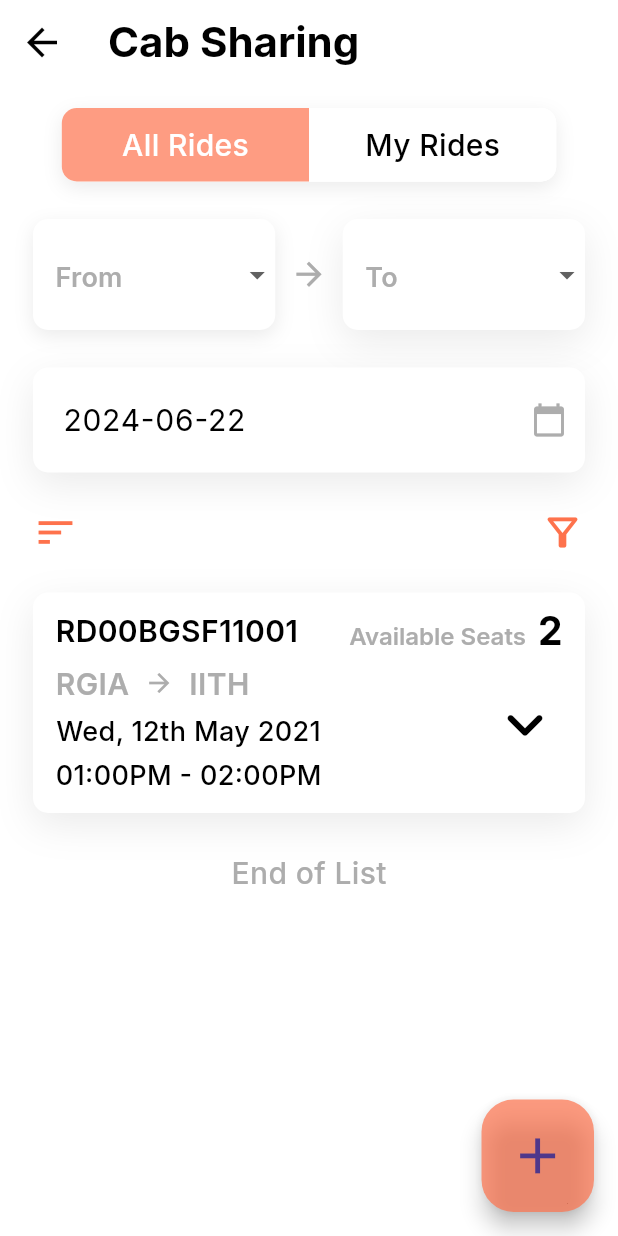
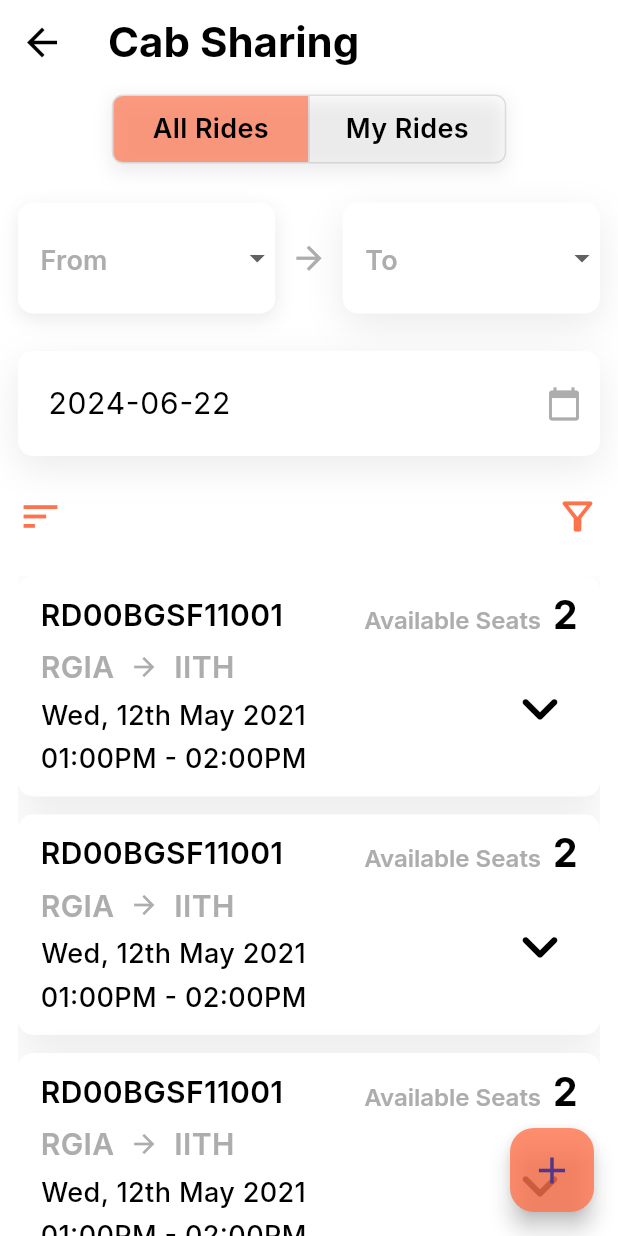
Before and after one commit to LambdaIITH/Dashboard, a Flutter app: the HomeScreen screen opened directly, after a tap on "Cab Sharing", on a phone screen of 412 x 824 dp. Run offline on Flutter 3.47's test engine with Material 3 defaults, Android fonts, the phone set to English and light mode, and no system bars; our stand-ins replace carousel_slider, firebase_auth, firebase_core, flutter_svg, google_fonts, google_sign_in and 2 more; missing offline and left inert: rounded_expansion_tile; accounts and stored records are empty.

Commit message:
some fixes and optimization in cab share ui

```diff
--- a/frontend/lib/main.dart
+++ b/frontend/lib/main.dart
@@ -1,19 +1,14 @@
-import 'package:firebase_core/firebase_core.dart';
 import 'package:flutter/material.dart';
-import 'package:frontend/firebase_options.dart';
-import 'package:frontend/screens/bus_timings_screen.dart';
 import 'package:frontend/screens/home_screen.dart';
-import 'package:frontend/screens/login_screen.dart';
-import 'package:frontend/screens/splash_screen.dart';
 // import 'package:frontend/screens/mess_menu_screen.dart';
 // import 'package:frontend/screens/login_screen.dart';
 // import 'package:frontend/screens/splash_screen.dart';
 
 void main() async {
   WidgetsFlutterBinding.ensureInitialized();
-  // await Firebase.initializeApp(
+//   await Firebase.initializeApp(
   //   options: DefaultFirebaseOptions.currentPlatform,
-  // );
+  //);
   runApp(const MyApp());
 }
 
@@ -29,11 +24,11 @@ class _MyAppState extends State<MyApp> {
   Widget build(BuildContext context) {
     return const MaterialApp(
       debugShowCheckedModeBanner: false,
-      home: SplashScreen(
-          nextPage: LoginScreenWrapper(
-        timeDilationFactor: 4.0,
-      )),
-      // home: BusTimingsScreen(),
+//      home: SplashScreen(
+  //        nextPage: LoginScreenWrapper(
+    //    timeDilationFactor: 4.0,
+     // )),
+       home: HomeScreen(user: "some"),
       // home: MessMenuScreen(),
     );
   }
--- a/frontend/lib/screens/bus_timings_screen.dart
+++ b/frontend/lib/screens/bus_timings_screen.dart
@@ -135,9 +135,7 @@ class _BusSchedulePageState extends State<BusSchedulePage> {
         : Column(
             children: [
               const SizedBox(height: 6,),
-              Padding(
-                padding: const EdgeInsets.only(right: 10),
-                child: ToggleButtons(
+              ToggleButtons(
                 direction: Axis.horizontal,
                 onPressed: (index) {
                   setState(() {
@@ -156,7 +154,6 @@ class _BusSchedulePageState extends State<BusSchedulePage> {
                 ),
                 isSelected: [!fullSchedule, fullSchedule],
                 children: fullScheduleWidget,
-                ),
               ),
               !fullSchedule
                   ? const Expanded(
--- a/frontend/lib/screens/cab_sharing_screen.dart
+++ b/frontend/lib/screens/cab_sharing_screen.dart
@@ -16,17 +16,69 @@ class _CabSharingScreenState extends State<CabSharingScreen> {
   String? selectedOption2;
   bool isTabOneSelected = true;
 
+  final List<Widget> tabNames = [
+    Text(
+      'All Rides',
+      style: GoogleFonts.inter(
+        fontSize: 18.0,
+        fontWeight: FontWeight.w600,
+        color: Colors.black,
+      ),
+    ),
+    Text(
+      'My Rides',
+      style: GoogleFonts.inter(
+        fontSize: 18.0,
+        fontWeight: FontWeight.w600,
+        color: Colors.black,
+      ),
+    ),
+  ];
+
   @override
   Widget build(BuildContext context) {
+    Widget allRides = Column(
+      children: [
+        const CabSearch(),
+        const SizedBox(height: 25.0),
+        Expanded(
+          child: ListView.builder(
+            itemCount: 5,
+            itemBuilder: (ctx, inx) => const Padding(
+              padding: EdgeInsets.only(bottom: 12),
+              child: CabCard(),
+            ),
+          ),
+        ),
+      ],
+    );
+
+    Widget myRides = Column(
+      children: [
+        Expanded(
+          child: ListView.builder(
+            itemCount: 1,
+            itemBuilder: (ctx, inx) => const Padding(
+              padding: EdgeInsets.only(bottom: 12),
+              child: CabCard(),
+            ),
+          ),
+        ),
+      ],
+    );
+
     return Scaffold(
+      backgroundColor: Colors.white,
       appBar: AppBar(
         backgroundColor: Colors.white,
-        title: Text('Cab Sharing',
+        title: Text(
+          'Cab Sharing',
           style: GoogleFonts.inter(
             fontSize: 28,
             fontWeight: FontWeight.w700,
             color: Colors.black,
-            )),
+          ),
+        ),
         leading: IconButton(
           icon: const Icon(
             Icons.arrow_back,
@@ -38,11 +90,7 @@ class _CabSharingScreenState extends State<CabSharingScreen> {
           },
         ),
       ),
-      floatingActionButton: SizedBox(
-        height: 75.0,
-        width: 75.0,
-        child: FittedBox(
-          child: FloatingActionButton(
+      floatingActionButton: FloatingActionButton(
         onPressed: () {
           Navigator.push(
             context,
@@ -51,139 +99,49 @@ class _CabSharingScreenState extends State<CabSharingScreen> {
             ),
           );
         },
-            backgroundColor: const Color.fromRGBO(254, 114, 76, 0.70),
+        backgroundColor: const Color.fromARGB(204, 254, 115, 76),
         child: const Icon(
           Icons.add,
           size: 30.0,
         ),
       ),
+      body: Padding(
+        padding: const EdgeInsets.symmetric(horizontal: 12),
+        child: Column(
+          crossAxisAlignment: CrossAxisAlignment.center,
+          children: [
+            const SizedBox(
+              height: 6,
             ),
-      ),
-      body: Container(
-        color: Colors.white,
-        child: Padding(
-          padding: const EdgeInsets.symmetric(
-            horizontal: 22.0,
-            vertical: 16.0,
-          ),
-          child: Column(
-            children: [
             Container(
-                width: MediaQuery.of(context).size.width * 0.8,
-                decoration: BoxDecoration(
-                  color: Colors.white,
-                  borderRadius: BorderRadius.circular(10.0),
-                  boxShadow: const [
+              decoration: const BoxDecoration(boxShadow: [
                 BoxShadow(
                   color: Color.fromRGBO(51, 51, 51, 0.10), // Shadow color
                   offset: Offset(0, 4), // Offset in the x, y direction
                   blurRadius: 10.0,
                   spreadRadius: 0.0,
                 ),
-                  ],
-                ),
-                child: Container(
-                  decoration: BoxDecoration(
-                    color: Colors.white,
-                    borderRadius: BorderRadius.circular(10.0),
-                  ),
-                  child: Row(
-                    children: [
-                      Expanded(
-                        child: GestureDetector(
-                          onTap: () {
+              ]),
+              child: ToggleButtons(
+                direction: Axis.horizontal,
+                onPressed: (index) {
                   setState(() {
-                              isTabOneSelected = true;
+                    isTabOneSelected = index == 0;
                   });
                 },
-                          child: Container(
-                            decoration: BoxDecoration(
-                              color: isTabOneSelected
-                                  ? const Color.fromRGBO(254, 114, 76, 0.70)
-                                  : Colors.white,
-                              borderRadius: const BorderRadius.only(
-                                topLeft: Radius.circular(10.0),
-                                bottomLeft: Radius.circular(10.0),
+                borderRadius: const BorderRadius.all(Radius.circular(7.0)),
+                fillColor: const Color.fromRGBO(254, 114, 76, 0.70),
+                constraints: const BoxConstraints(
+                  minHeight: 44.0,
+                  minWidth: 130.0,
                 ),
-                            ),
-                            padding: const EdgeInsets.symmetric(
-                              horizontal: 10.0,
-                              vertical: 10.0,
-                            ),
-                            child: Center(
-                              child: Text(
-                                'All Rides',
-                                style: GoogleFonts.inter(
-                                  fontSize: 20,
-                                  fontWeight: FontWeight.w500,
-                                  color: isTabOneSelected
-                                      ? Colors.white
-                                      : Colors.black,
-                                ),
-                              ),
-                            ),
-                          ),
-                        ),
-                      ),
-                      Expanded(
-                        child: GestureDetector(
-                          onTap: () {
-                            setState(() {
-                              isTabOneSelected = false;
-                            });
-                          },
-                          child: Container(
-                            decoration: BoxDecoration(
-                              color: isTabOneSelected
-                                  ? Colors.white
-                                  : const Color.fromRGBO(254, 114, 76, 0.70),
-                              borderRadius: const BorderRadius.only(
-                                topRight: Radius.circular(10.0),
-                                bottomRight: Radius.circular(10.0),
-                              ),
-                            ),
-                            padding: const EdgeInsets.symmetric(
-                              horizontal: 10.0,
-                              vertical: 10.0,
-                            ),
-                            child: Center(
-                              child: Text(
-                                'My Rides',
-                                style: GoogleFonts.inter(
-                                  fontSize: 20,
-                                  fontWeight: FontWeight.w500,
-                                  color: isTabOneSelected
-                                      ? Colors.black
-                                      : Colors.white,
-                                ),
-                              ),
-                            ),
-                          ),
-                        ),
-                      ),
-                    ],
-                  ),
+                isSelected: [isTabOneSelected, !isTabOneSelected],
+                children: tabNames,
               ),
             ),
             const SizedBox(height: 25.0),
-              isTabOneSelected
-                  ? const CabSearch()
-                  : const SizedBox(
-                      height: 0.0,
-                    ),
-              const SizedBox(height: 25.0),
-              const CabCard(),
-              const SizedBox(height: 25.0),
-              Text(
-                "End of List",
-                style: GoogleFonts.inter(
-                  fontSize: 20,
-                  fontWeight: FontWeight.w500,
-                  color: const Color(0xffADADAD),
-                ),
-              )
+            Expanded(child: isTabOneSelected ? allRides : myRides),
           ],
-          ),
         ),
       ),
     );
--- a/frontend/lib/screens/home_screen.dart
+++ b/frontend/lib/screens/home_screen.dart
@@ -66,7 +66,7 @@ class _HomeScreenState extends State<HomeScreen> {
                     ? showError
                     : () => Navigator.of(context).push(
                           MaterialPageRoute(
-                            builder: (context) => LostAndFoundScreen(),
+                            builder: (context) => const LostAndFoundScreen(),
                           ),
                         ),
                 showError
--- a/frontend/lib/widgets/cab_details.dart
+++ b/frontend/lib/widgets/cab_details.dart
@@ -26,11 +26,11 @@ class _CabCardState extends State<CabCard> {
     },
     {
       'name': 'Ram Kumar',
-      'email': 'msa22btech11010@iith.ac.in',
+      'email': 'ma22btech11010@iith.ac.in',
     },
     {
       'name': 'Shyam Kumar',
-      'email': 'msa22btech11010@iith.ac.in',
+      'email': 'ma22btech11010@iith.ac.in',
     },
   ];
 
@@ -212,14 +212,14 @@ class _CabCardState extends State<CabCard> {
                             flex: 1,
                             child: Align(
                               alignment: Alignment.centerRight,
-                              child: TextButton(
+                              child: ElevatedButton(
                                 onPressed: () {},
                                 style: TextButton.styleFrom(
                                   backgroundColor:
                                       const Color.fromRGBO(254, 114, 76, 0.70),
                                   padding: const EdgeInsets.symmetric(
                                     horizontal: 16.0,
-                                    vertical: 0.0,
+                                    vertical: 3.0,
                                   ),
                                   shape: RoundedRectangleBorder(
                                     borderRadius: BorderRadius.circular(10.0),
@@ -270,8 +270,8 @@ class _CabCardState extends State<CabCard> {
                                           child: Text(
                                             traveller['name']!,
                                             style: GoogleFonts.inter(
-                                              fontSize: 16,
-                                              fontWeight: FontWeight.w600,
+                                              fontSize: 14,
+                                              fontWeight: FontWeight.w500,
                                               color: Colors.black,
                                             ),
                                           ),
@@ -281,9 +281,9 @@ class _CabCardState extends State<CabCard> {
                                           child: Text(
                                             traveller['email']!,
                                             style: GoogleFonts.inter(
-                                              fontSize: 16,
-                                              fontWeight: FontWeight.w600,
-                                              color: const Color(0xffADADAD),
+                                              fontSize: 14,
+                                              fontWeight: FontWeight.w500,
+                                              color: const Color(0xff454545),
                                             ),
                                           ),
                                         ),
```
Lines whose indentation alone changed are shown as unchanged.
